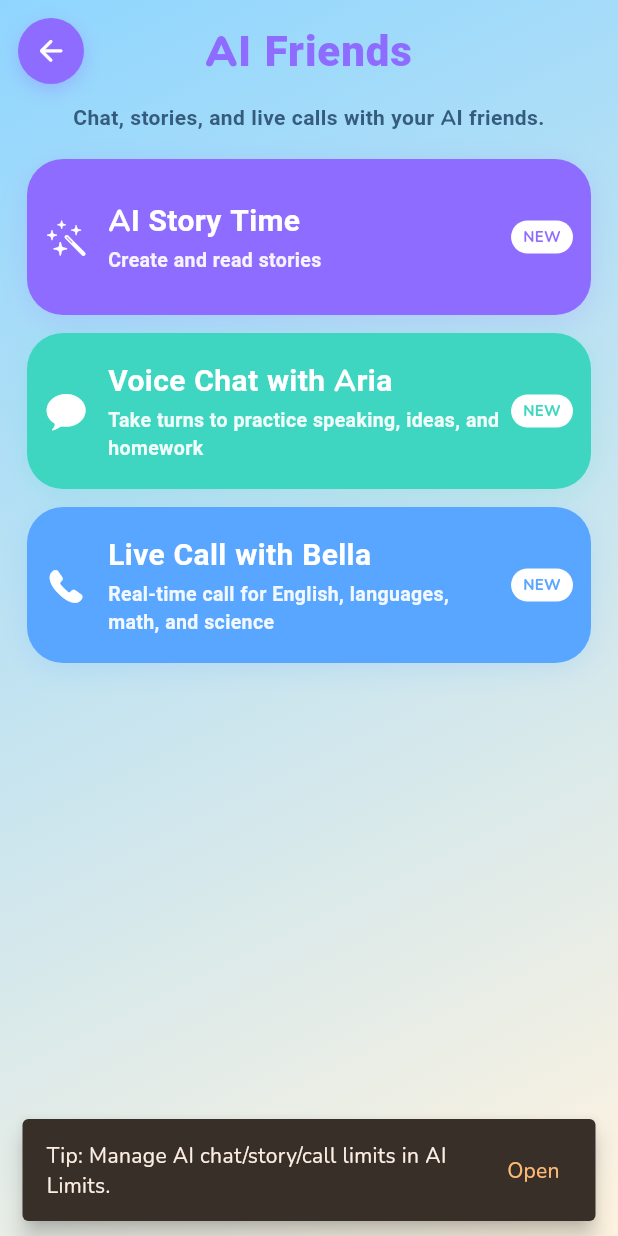
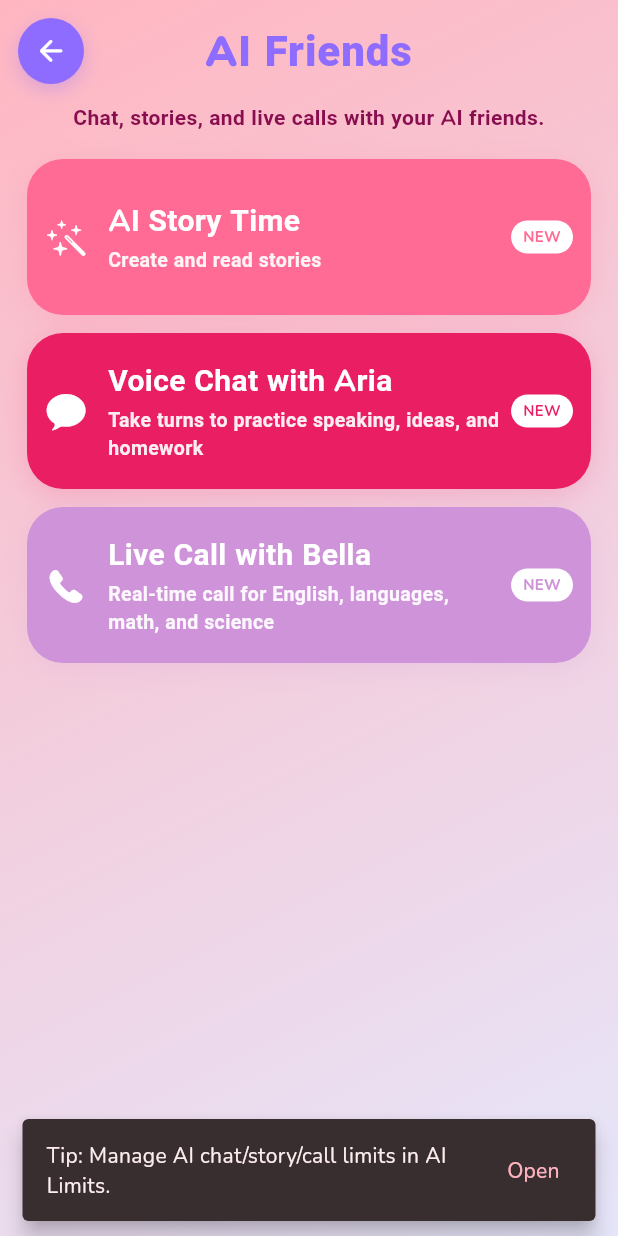
Before and after one commit to hao6yu/mm-learning-lab, a Flutter app: the GameSelectionScreen screen opened by its route, on a phone screen of 412 x 824 dp. Run offline on Flutter 3.47's test engine with Material 3 defaults, Android fonts, the phone set to English and light mode, and no system bars; our stand-ins replace audioplayers, flutter_dotenv, flutter_tts, google_fonts, image_cropper, image_picker and 7 more; missing offline and left inert: audio_session, chess, elevenlabs_agents, flutter_sound; accounts and stored records are empty.

Commit message:
feat: Add Valentine's Day theme system
- Add app_theme.dart with Standard and Valentine theme configs
- Add theme_service.dart for persisting theme choice
- Add theme_picker.dart widget for theme selection UI
- Add theme toggle button to home screen header (next to Premium)
- Update game_selection_screen and puzzle_game_selection_screen to use theme colors
- Auto-enable Valentine theme Feb 1-18
- 'Auto-switch for holidays' toggle to let users override

Valentine theme features:
- Soft pink to lavender gradient backgrounds
- Pink/rose/purple card colors
- Heart-themed celebration colors

```diff
--- /dev/null
+++ b/lib/config/app_theme.dart
@@ -0,0 +1,182 @@
+import 'package:flutter/material.dart';
+
+/// Available app themes
+enum AppThemeType {
+  standard,
+  valentine,
+}
+
+/// Theme configuration with all colors needed throughout the app
+class AppThemeConfig {
+  final String name;
+  final String emoji;
+  final Color seedColor;
+
+  // Background gradients
+  final List<Color> screenGradient;
+  final List<Color> homeGradient;
+
+  // Primary UI colors
+  final Color primaryColor;
+  final Color secondaryColor;
+  final Color accentColor;
+
+  // Card colors (for game selection cards)
+  final Color cardAiChat;
+  final Color cardStory;
+  final Color cardVoiceCall;
+  final Color cardMath;
+  final Color cardPuzzle;
+  final Color cardTracing;
+  final Color cardPhonics;
+
+  // Text colors
+  final Color headingColor;
+  final Color subtitleColor;
+
+  // Button colors
+  final Color buttonPrimary;
+  final Color buttonSecondary;
+
+  // Special effects
+  final List<Color> celebrationColors;
+  final Color sparkleColor;
+
+  const AppThemeConfig({
+    required this.name,
+    required this.emoji,
+    required this.seedColor,
+    required this.screenGradient,
+    required this.homeGradient,
+    required this.primaryColor,
+    required this.secondaryColor,
+    required this.accentColor,
+    required this.cardAiChat,
+    required this.cardStory,
+    required this.cardVoiceCall,
+    required this.cardMath,
+    required this.cardPuzzle,
+    required this.cardTracing,
+    required this.cardPhonics,
+    required this.headingColor,
+    required this.subtitleColor,
+    required this.buttonPrimary,
+    required this.buttonSecondary,
+    required this.celebrationColors,
+    required this.sparkleColor,
+  });
+
+  /// Get Flutter ThemeData for MaterialApp
+  ThemeData toThemeData() {
+    return ThemeData(
+      colorScheme: ColorScheme.fromSeed(seedColor: seedColor),
+      useMaterial3: true,
+      visualDensity: VisualDensity.adaptivePlatformDensity,
+      materialTapTargetSize: MaterialTapTargetSize.padded,
+    );
+  }
+}
+
+/// Standard theme (current orange/blue look)
+const standardTheme = AppThemeConfig(
+  name: 'Standard',
+  emoji: '🌈',
+  seedColor: Colors.orange,
+
+  // Light blue to warm cream gradient
+  screenGradient: [Color(0xFF8FD6FF), Color(0xFFFFF3E0)],
+  homeGradient: [Color(0xFF8FD6FF), Color(0xFFFFF3E0)],
+
+  primaryColor: Color(0xFFFF9800), // Orange
+  secondaryColor: Color(0xFF64B5F6), // Light blue
+  accentColor: Color(0xFFFFD54F), // Amber
+
+  // Card colors - playful rainbow
+  cardAiChat: Color(0xFF7C4DFF), // Purple
+  cardStory: Color(0xFFFF7043), // Deep orange
+  cardVoiceCall: Color(0xFF26A69A), // Teal
+  cardMath: Color(0xFF42A5F5), // Blue
+  cardPuzzle: Color(0xFFAB47BC), // Purple
+  cardTracing: Color(0xFF66BB6A), // Green
+  cardPhonics: Color(0xFFFFCA28), // Amber
+
+  headingColor: Color(0xFF355C7D), // Dark blue-gray
+  subtitleColor: Color(0xFF5D8AA8), // Steel blue
+
+  buttonPrimary: Color(0xFFFF9800),
+  buttonSecondary: Color(0xFF64B5F6),
+
+  celebrationColors: [
+    Color(0xFFFF9800),
+    Color(0xFF4CAF50),
+    Color(0xFF2196F3),
+    Color(0xFFE91E63),
+    Color(0xFF9C27B0),
+  ],
+  sparkleColor: Color(0xFFFFD700),
+);
+
+/// Valentine's Day theme 💕
+const valentineTheme = AppThemeConfig(
+  name: "Valentine's Day",
+  emoji: '💕',
+  seedColor: Color(0xFFE91E63), // Pink
+
+  // Soft pink to lavender gradient
+  screenGradient: [Color(0xFFFFB6C1), Color(0xFFE6E6FA)],
+  homeGradient: [Color(0xFFFFC1CC), Color(0xFFFFE4EC)],
+
+  primaryColor: Color(0xFFFF6B95), // Soft pink
+  secondaryColor: Color(0xFFB39DDB), // Lavender
+  accentColor: Color(0xFFFF4081), // Pink accent
+
+  // Card colors - Valentine palette
+  cardAiChat: Color(0xFFE91E63), // Pink
+  cardStory: Color(0xFFFF6B95), // Soft rose
+  cardVoiceCall: Color(0xFFCE93D8), // Light purple
+  cardMath: Color(0xFFFF8A80), // Soft red
+  cardPuzzle: Color(0xFFB39DDB), // Lavender
+  cardTracing: Color(0xFFF48FB1), // Light pink
+  cardPhonics: Color(0xFFFFAB91), // Peach
+
+  headingColor: Color(0xFF880E4F), // Dark pink
+  subtitleColor: Color(0xFFAD1457), // Medium pink
+
+  buttonPrimary: Color(0xFFE91E63),
+  buttonSecondary: Color(0xFFCE93D8),
+
+  // Hearts and sparkles!
+  celebrationColors: [
+    Color(0xFFE91E63), // Pink
+    Color(0xFFFF4081), // Pink accent
+    Color(0xFFCE93D8), // Lavender
+    Color(0xFFFF80AB), // Light pink
+    Color(0xFFFFFFFF), // White
+  ],
+  sparkleColor: Color(0xFFFFD1DC), // Light pink sparkle
+);
+
+/// Get theme config by type
+AppThemeConfig getThemeConfig(AppThemeType type) {
+  switch (type) {
+    case AppThemeType.valentine:
+      return valentineTheme;
+    case AppThemeType.standard:
+      return standardTheme;
+  }
+}
+
+/// Check if Valentine's theme should be default based on date
+bool isValentineSeason() {
+  final now = DateTime.now();
+  // Feb 1 - Feb 18 (give a few days after Valentine's)
+  return now.month == 2 && now.day <= 18;
+}
+
+/// Get the default theme based on current date
+AppThemeType getSeasonalDefaultTheme() {
+  if (isValentineSeason()) {
+    return AppThemeType.valentine;
+  }
+  return AppThemeType.standard;
+}
--- a/lib/main.dart
+++ b/lib/main.dart
@@ -6,6 +6,7 @@ import 'package:responsive_sizer/responsive_sizer.dart';
 import 'dart:developer' as developer;
 
 import 'providers/profile_provider.dart';
+import 'services/theme_service.dart';
 import 'screens/profile_selection_screen.dart';
 import 'screens/game_selection_screen.dart';
 import 'screens/puzzle_game_selection_screen.dart';
@@ -58,11 +59,20 @@ Future<void> main() async {
   await ElevenLabsService.initialize();
   await OpenAIService.initialize();
 
-  runApp(const MMLearningLabApp());
+  // Initialize theme service
+  final themeService = ThemeService();
+  await themeService.initialize();
+
+  runApp(MMLearningLabApp(themeService: themeService));
 }
 
 class MMLearningLabApp extends StatelessWidget {
-  const MMLearningLabApp({super.key});
+  final ThemeService themeService;
+
+  const MMLearningLabApp({
+    super.key,
+    required this.themeService,
+  });
 
   @override
   Widget build(BuildContext context) {
@@ -70,8 +80,13 @@ class MMLearningLabApp extends StatelessWidget {
       providers: [
         ChangeNotifierProvider(create: (_) => ProfileProvider()),
         ChangeNotifierProvider(create: (_) => SubscriptionService()),
+        ChangeNotifierProvider.value(value: themeService),
       ],
-      child: ResponsiveSizer(
+      child: Consumer<ThemeService>(
+        builder: (context, themeService, child) {
+          final themeConfig = themeService.config;
+
+          return ResponsiveSizer(
             builder: (context, orientation, screenType) {
               return MaterialApp(
                 title: 'M&M Learning Lab',
@@ -91,7 +106,7 @@ class MMLearningLabApp extends StatelessWidget {
                   );
                 },
                 theme: ThemeData(
-              colorScheme: ColorScheme.fromSeed(seedColor: Colors.orange),
+                  colorScheme: ColorScheme.fromSeed(seedColor: themeConfig.seedColor),
                   textTheme: GoogleFonts.nunitoTextTheme(),
                   useMaterial3: true,
                   visualDensity: VisualDensity.adaptivePlatformDensity,
@@ -115,6 +130,8 @@ class MMLearningLabApp extends StatelessWidget {
                 },
               );
             },
+          );
+        },
       ),
     );
   }
--- a/lib/screens/game_selection_screen.dart
+++ b/lib/screens/game_selection_screen.dart
@@ -3,6 +3,7 @@ import 'package:flutter/cupertino.dart';
 import 'package:provider/provider.dart';
 import '../providers/profile_provider.dart';
 import '../services/activity_progress_service.dart';
+import '../services/theme_service.dart';
 import '../utils/activity_launcher.dart';
 import '../utils/kid_layout_tokens.dart';
 import '../widgets/kid_screen_header.dart';
@@ -41,14 +42,15 @@ class _GameSelectionScreenState extends State<GameSelectionScreen>
   @override
   Widget build(BuildContext context) {
     final layout = KidSelectionLayout.fromContext(context);
+    final themeConfig = context.watch<ThemeService>().config;
 
     return Scaffold(
       body: Container(
-        decoration: const BoxDecoration(
+        decoration: BoxDecoration(
           gradient: LinearGradient(
             begin: Alignment.topLeft,
             end: Alignment.bottomRight,
-            colors: [Color(0xFF8FD6FF), Color(0xFFFFF3E0)],
+            colors: themeConfig.screenGradient,
           ),
         ),
         child: SafeArea(
@@ -69,7 +71,7 @@ class _GameSelectionScreenState extends State<GameSelectionScreen>
                   style: TextStyle(
                     fontSize: layout.subtitleFontSize,
                     fontWeight: FontWeight.w700,
-                    color: const Color(0xFF355C7D),
+                    color: themeConfig.headingColor,
                     fontFamily: 'Baloo2',
                   ),
                   textAlign: TextAlign.center,
@@ -79,7 +81,7 @@ class _GameSelectionScreenState extends State<GameSelectionScreen>
 
               // Game cards with responsive layout
               Expanded(
-                child: _buildGameGrid(layout),
+                child: _buildGameGrid(layout, themeConfig),
               ),
             ],
           ),
@@ -125,12 +127,12 @@ class _GameSelectionScreenState extends State<GameSelectionScreen>
     );
   }
 
-  Widget _buildGameGrid(KidSelectionLayout layout) {
+  Widget _buildGameGrid(KidSelectionLayout layout, themeConfig) {
     final games = [
       _GameData(
         title: 'AI Story Time',
         subtitle: 'Create and read stories',
-        color: const Color(0xFF8E6CFF),
+        color: themeConfig.cardStory,
         icon: CupertinoIcons.wand_stars,
         isNew: true,
         onTap: () => _openActivity(ActivityIds.storyAdventure),
@@ -138,7 +140,7 @@ class _GameSelectionScreenState extends State<GameSelectionScreen>
       _GameData(
         title: 'Voice Chat with Aria',
         subtitle: 'Take turns to practice speaking, ideas, and homework',
-        color: const Color(0xFF3ED6C1),
+        color: themeConfig.cardAiChat,
         icon: CupertinoIcons.chat_bubble_fill,
         isNew: true,
         onTap: () => _openActivity(ActivityIds.aiChat),
@@ -146,7 +148,7 @@ class _GameSelectionScreenState extends State<GameSelectionScreen>
       _GameData(
         title: 'Live Call with Bella',
         subtitle: 'Real-time call for English, languages, math, and science',
-        color: const Color(0xFF58A6FF),
+        color: themeConfig.cardVoiceCall,
         icon: CupertinoIcons.phone_fill,
         isNew: true,
         onTap: () => _openActivity(ActivityIds.aiCall),
--- /dev/null
+++ b/lib/services/theme_service.dart
@@ -0,0 +1,79 @@
+import 'package:flutter/material.dart';
+import 'package:shared_preferences/shared_preferences.dart';
+import '../config/app_theme.dart';
+
+/// Service that manages app theme state and persistence
+class ThemeService extends ChangeNotifier {
+  static const String _themeKey = 'app_theme_type';
+  static const String _autoSeasonalKey = 'auto_seasonal_theme';
+
+  AppThemeType _currentTheme = AppThemeType.standard;
+  bool _autoSeasonal = true;
+  bool _isInitialized = false;
+
+  AppThemeType get currentTheme => _currentTheme;
+  bool get autoSeasonal => _autoSeasonal;
+  bool get isInitialized => _isInitialized;
+
+  /// Get the current theme configuration
+  AppThemeConfig get config => getThemeConfig(_currentTheme);
+
+  /// Initialize theme from stored preferences
+  Future<void> initialize() async {
+    if (_isInitialized) return;
+
+    final prefs = await SharedPreferences.getInstance();
+    _autoSeasonal = prefs.getBool(_autoSeasonalKey) ?? true;
+
+    if (_autoSeasonal) {
+      // Use seasonal default
+      _currentTheme = getSeasonalDefaultTheme();
+    } else {
+      // Use stored preference
+      final storedTheme = prefs.getString(_themeKey);
+      if (storedTheme != null) {
+        _currentTheme = AppThemeType.values.firstWhere(
+          (t) => t.name == storedTheme,
+          orElse: () => AppThemeType.standard,
+        );
+      }
+    }
+
+    _isInitialized = true;
+    notifyListeners();
+  }
+
+  /// Set the current theme
+  Future<void> setTheme(AppThemeType theme) async {
+    if (_currentTheme == theme) return;
+
+    _currentTheme = theme;
+    _autoSeasonal = false; // User explicitly chose, disable auto
+
+    final prefs = await SharedPreferences.getInstance();
+    await prefs.setString(_themeKey, theme.name);
+    await prefs.setBool(_autoSeasonalKey, false);
+
+    notifyListeners();
+  }
+
+  /// Enable auto-seasonal theme switching
+  Future<void> setAutoSeasonal(bool enabled) async {
+    _autoSeasonal = enabled;
+
+    final prefs = await SharedPreferences.getInstance();
+    await prefs.setBool(_autoSeasonalKey, enabled);
+
+    if (enabled) {
+      _currentTheme = getSeasonalDefaultTheme();
+    }
+
+    notifyListeners();
+  }
+
+  /// Get all available themes for the picker
+  List<AppThemeConfig> get availableThemes => [
+    standardTheme,
+    valentineTheme,
+  ];
+}
```
Also changed, not shown: lib/screens/profile_selection_screen.dart (+69 -2 lines), lib/screens/puzzle_game_selection_screen.dart (+5 -3 lines), lib/widgets/theme_picker.dart (added, +196 -0 lines), pubspec.lock, 1 other file. Lines whose indentation alone changed are shown as unchanged.
